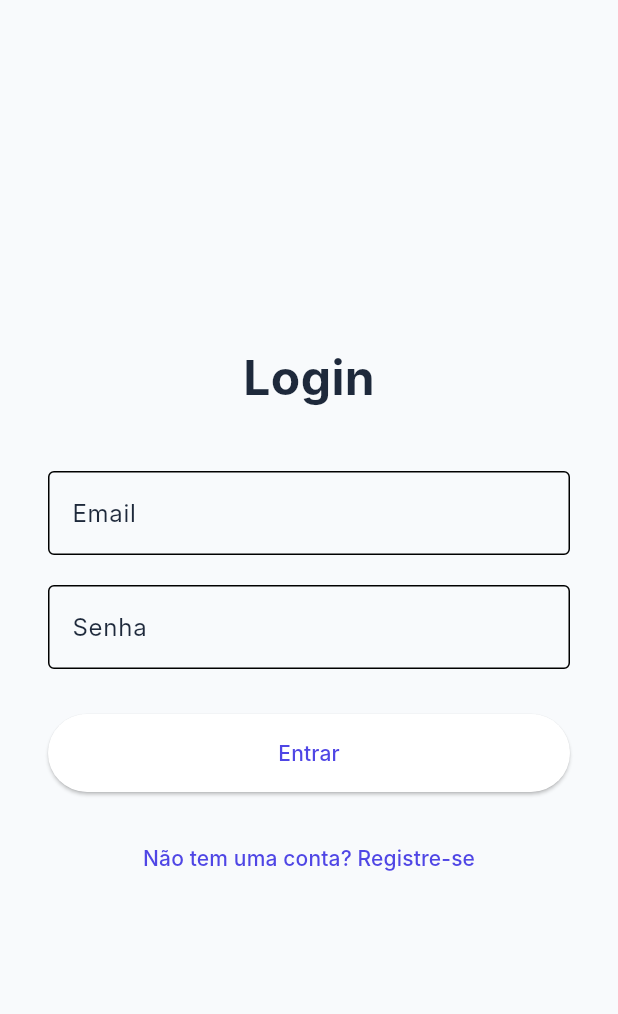
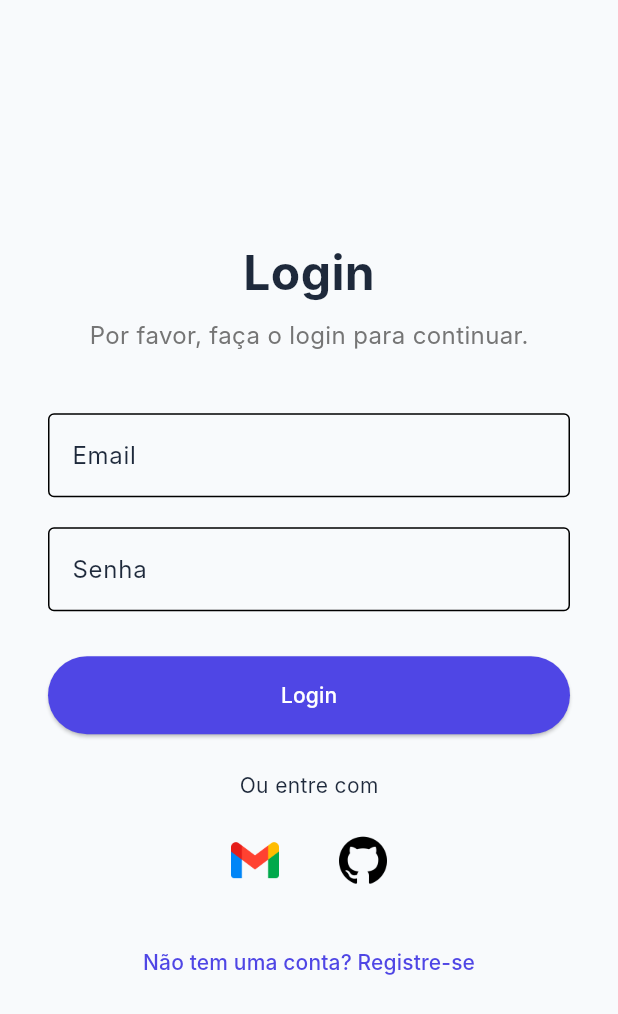
Before and after one commit to AdielsonMedeiros/controle-financeiro-flutter, a Flutter app: the screen it shows after launch, on a phone screen of 412 x 824 dp. Shown: the top 1014 px of the screen. Run offline on Flutter 3.47's test engine with Material 3 defaults, Android fonts, the light colour scheme and no system bars; our stand-ins replace cloud_firestore, firebase_auth, firebase_core, fl_chart, google_sign_in, rxdart; accounts and stored records are empty; Roboto replaces fonts that are missing (Inter).

Commit message:
feat: login com o gmail

```diff
--- a/controle_financeiro_app/lib/screens/auth_screen.dart
+++ b/controle_financeiro_app/lib/screens/auth_screen.dart
@@ -1,8 +1,7 @@
-// lib/screens/auth_screen.dart
+import 'package:controle_financeiro_app/services/auth_service.dart';
+import 'package:firebase_auth/firebase_auth.dart';
+import 'package:flutter/material.dart';
 
-import 'package:controle_financeiro_app/services/auth_service.dart';
-import 'package:firebase_auth/firebase_auth.dart'; // Importe o FirebaseAuth
-import 'package:flutter/material.dart';
 
 class AuthScreen extends StatefulWidget {
   const AuthScreen({super.key});
@@ -19,9 +18,7 @@ class _AuthScreenState extends State<AuthScreen> {
   final _passwordController = TextEditingController();
   final _authService = AuthService();
 
-  // Função para lidar com o clique no botão (VERSÃO ATUALIZADA)
   Future<void> _submitAuthForm() async {
-    // Validação básica
     if (_emailController.text.isEmpty || _passwordController.text.isEmpty) {
       ScaffoldMessenger.of(context).showSnackBar(
         const SnackBar(content: Text('Por favor, preencha todos os campos.')),
@@ -46,9 +43,40 @@ class _AuthScreenState extends State<AuthScreen> {
         );
       }
     } on FirebaseAuthException catch (e) {
-      // Traduz o código de erro técnico para uma mensagem amigável
+      _handleAuthError(e);
+    } catch (e) {
+      _showErrorSnackbar('Ocorreu um erro. Tente novamente.');
+    }
+
+    if (mounted) {
+      setState(() {
+        _isLoading = false;
+      });
+    }
+  }
+
+  Future<void> _submitSocialLogin(Future<void> Function() loginMethod) async {
+    setState(() {
+      _isLoading = true;
+    });
+
+    try {
+      await loginMethod();
+    } on FirebaseAuthException catch (e) {
+      _handleAuthError(e);
+    } catch (e) {
+      _showErrorSnackbar('Ocorreu um erro durante o login social.');
+    }
+
+    if (mounted) {
+      setState(() {
+        _isLoading = false;
+      });
+    }
+  }
+
+  void _handleAuthError(FirebaseAuthException e) {
     String message = 'Ocorreu um erro inesperado.';
-
     switch (e.code) {
       case 'email-already-in-use':
         message = 'Este e-mail já está cadastrado. Tente fazer o login.';
@@ -65,30 +93,21 @@ class _AuthScreenState extends State<AuthScreen> {
       case 'wrong-password':
         message = 'A senha está incorreta.';
         break;
+      case 'account-exists-with-different-credential':
+        message =
+            'Já existe uma conta com este e-mail, mas com outro método de login.';
+        break;
+    }
+    _showErrorSnackbar(message);
   }
 
-      // Mostra a mensagem amigável na tela
+  void _showErrorSnackbar(String message) {
     ScaffoldMessenger.of(context).showSnackBar(
       SnackBar(
         content: Text(message),
         backgroundColor: Theme.of(context).colorScheme.error,
       ),
     );
-    } catch (e) {
-      // Tratamento para qualquer outro tipo de erro
-      ScaffoldMessenger.of(context).showSnackBar(
-        SnackBar(
-          content: const Text('Ocorreu um erro. Tente novamente.'),
-          backgroundColor: Theme.of(context).colorScheme.error,
-        ),
-      );
-    }
-
-    if (mounted) {
-      setState(() {
-        _isLoading = false;
-      });
-    }
   }
 
   @override
@@ -102,7 +121,14 @@ class _AuthScreenState extends State<AuthScreen> {
             children: [
               Text(
                 _isLoginView ? 'Login' : 'Registrar',
-                style: const TextStyle(fontSize: 32, fontWeight: FontWeight.bold),
+                style:
+                    const TextStyle(fontSize: 32, fontWeight: FontWeight.bold),
+              ),
+              const SizedBox(height: 8),
+              if (_isLoginView)
+                Text(
+                  'Por favor, faça o login para continuar.',
+                  style: TextStyle(fontSize: 16, color: Colors.grey[600]),
                 ),
               const SizedBox(height: 40),
               TextFormField(
@@ -126,19 +152,57 @@ class _AuthScreenState extends State<AuthScreen> {
               if (_isLoading)
                 const CircularProgressIndicator()
               else
+                Column(
+                  children: [
                     SizedBox(
                       width: double.infinity,
                       child: ElevatedButton(
                         onPressed: _submitAuthForm,
                         style: ElevatedButton.styleFrom(
                           padding: const EdgeInsets.symmetric(vertical: 16),
+                          backgroundColor:
+                              const Color(0xFF4F46E5),
+                          foregroundColor: Colors.white,
                         ),
-                    child: Text(_isLoginView ? 'Entrar' : 'Criar Conta'),
+                        child: Text(_isLoginView ? 'Login' : 'Criar Conta'),
                       ),
+                    ),
+                    if (_isLoginView) ...[
+                      const SizedBox(height: 24),
+                      const Text('Ou entre com'),
+                      const SizedBox(height: 16),
+                      Row(
+                        mainAxisAlignment: MainAxisAlignment.center,
+                        children: [
+                          IconButton(
+                            onPressed: () =>
+                                _submitSocialLogin(_authService.signInWithGoogle),
+                            icon: Image.asset(
+                              'assets/gmail.png',
+                              height: 32,
+                            ),
+                            iconSize: 40,
+                          ),
+                          const SizedBox(width: 24),
+                          IconButton(
+                            onPressed: () =>
+                                _submitSocialLogin(_authService.signInWithGitHub),
+                            icon: Image.asset(
+                              'assets/github.png',
+                              height: 32,
+                            ),
+                            iconSize: 40,
+                          ),
+                        ],
+                      )
+                    ]
+                  ],
                 ),
               const SizedBox(height: 20),
               TextButton(
-                onPressed: _isLoading ? null : () {
+                onPressed: _isLoading
+                    ? null
+                    : () {
                         setState(() {
                           _isLoginView = !_isLoginView;
                         });
--- a/controle_financeiro_app/lib/screens/home_screen.dart
+++ b/controle_financeiro_app/lib/screens/home_screen.dart
@@ -36,7 +36,7 @@ class _HomeScreenState extends State<HomeScreen> {
         ],
       ),
       body: StreamBuilder<List<FinancialTransaction>>(
-        stream: _firestoreService.getTransactionsStream(_user!.uid),
+        stream: _firestoreService.getTransactionsStream(_user.uid),
         builder: (context, snapshot) {
           if (snapshot.connectionState == ConnectionState.waiting) {
             return const Center(child: CircularProgressIndicator());
@@ -144,7 +144,7 @@ class _HomeScreenState extends State<HomeScreen> {
           Column(
             mainAxisAlignment: MainAxisAlignment.center,
             children: [
-              Text("Total Gasto", style: TextStyle(color: AppColors.textoSuave, fontSize: 16)),
+              const Text("Total Gasto", style: TextStyle(color: AppColors.textoSuave, fontSize: 16)),
               Text(
                 NumberFormat.currency(locale: 'pt_BR', symbol: 'R\$').format(totalExpenses),
                 style: Theme.of(context).textTheme.headlineSmall?.copyWith(fontWeight: FontWeight.bold),
--- a/controle_financeiro_app/lib/widgets/add_transaction_form.dart
+++ b/controle_financeiro_app/lib/widgets/add_transaction_form.dart
@@ -22,7 +22,7 @@ class _AddTransactionFormState extends State<AddTransactionForm>
   String? _selectedCategory;
   bool _isLoading = false;
 
-  // Categorias extraídas do seu index.html
+
   final List<String> _expenseCategories = [
     'Alimentação', 'Transporte', 'Lazer', 'Moradia', 'Saúde', 'Outros'
   ];
@@ -34,7 +34,7 @@ class _AddTransactionFormState extends State<AddTransactionForm>
   void initState() {
     super.initState();
     _tabController = TabController(length: 2, vsync: this);
-    // Adiciona um listener para limpar o formulário ao trocar de aba
+
     _tabController.addListener(() {
       if (_tabController.indexIsChanging) {
         _formKey.currentState?.reset();
@@ -124,7 +124,7 @@ class _AddTransactionFormState extends State<AddTransactionForm>
               animation: _tabController.animation!,
               builder: (context, child) {
                 return DropdownButtonFormField<String>(
-                  value: _selectedCategory,
+                  initialValue: _selectedCategory,
                   hint: const Text('Categoria'),
                   items: categories.map((String category) {
                     return DropdownMenuItem<String>(
--- a/controle_financeiro_app/lib/widgets/budget_section.dart
+++ b/controle_financeiro_app/lib/widgets/budget_section.dart
@@ -71,7 +71,7 @@ class _BudgetSectionState extends State<BudgetSection> {
     if (_userId == null) return const SizedBox.shrink();
 
     return StreamBuilder<Budget>(
-      stream: _firestoreService.getBudgetsStream(_userId!),
+      stream: _firestoreService.getBudgetsStream(_userId),
       builder: (context, snapshot) {
         // --- CORREÇÃO DO ERRO 1: Verificação correta do estado da conexão ---
         if (snapshot.connectionState == ConnectionState.waiting) {
@@ -123,7 +123,7 @@ class _BudgetSectionState extends State<BudgetSection> {
                 isOverBudget,
                 _budgetControllers[category]!,
               );
-            }).toList(),
+            }),
             const SizedBox(height: 16),
             if (_isLoading)
               const Center(child: CircularProgressIndicator())
```
Also changed, not shown: controle_financeiro_app/lib/services/auth_service.dart (+37 -3 lines), controle_financeiro_app/pubspec.yaml (+7 -0 lines), controle_financeiro_app/assets/github-icon.svg (added), controle_financeiro_app/assets/github.png (added), controle_financeiro_app/assets/gmail.png (added), controle_financeiro_app/assets/google-icon.svg (added), controle_financeiro_app/pubspec.lock. Lines whose indentation alone changed are shown as unchanged.
